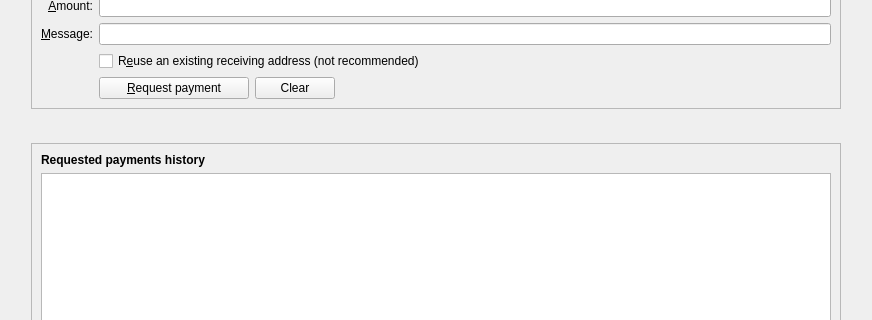
The window that src/qt/forms/receivecoinsdialog.ui (AokChain/AokChain) describes before a commit, drawn with Qt 5; both pictures show x 0 to 872 and y 94 to 414 of the 872 by 887 pixel window.
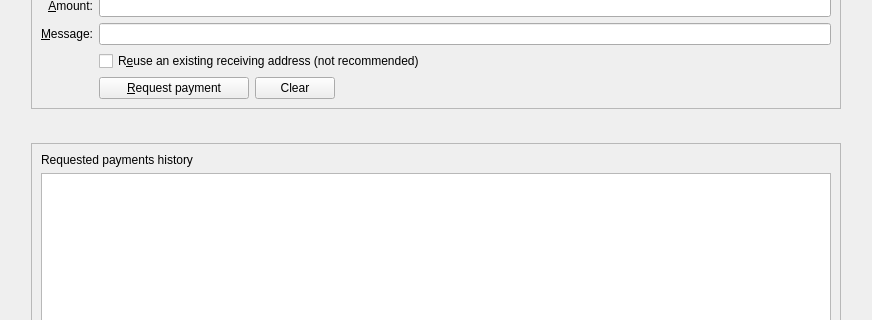
The same window after the commit. Icons and pictures are not drawn. Custom widgets are drawn as their Qt base class.

Commit message:
qt: medium weight for Korean text, quieter lists, plainer sign and send pages
Noto Sans KR Medium is added: without it every medium weight Korean label
fell back to bold. List rows show the direction icon alone instead of a
tinted tile, and status badges are small tags. The sign page drops the
icon tiles and the accent frame and gives the multisig card more width.
A recipient on the send page is a ruled section inside its card. Bold
fonts set in the forms go through the theme.

```diff
--- a/src/qt/forms/receivecoinsdialog.ui
+++ b/src/qt/forms/receivecoinsdialog.ui
@@ -232,8 +232,8 @@
          <widget class="QLabel" name="label_6">
           <property name="font">
            <font>
-            <weight>75</weight>
-            <bold>true</bold>
+            <weight>50</weight>
+            <bold>false</bold>
            </font>
           </property>
           <property name="text">
```
The commit also changes 17 other files.
